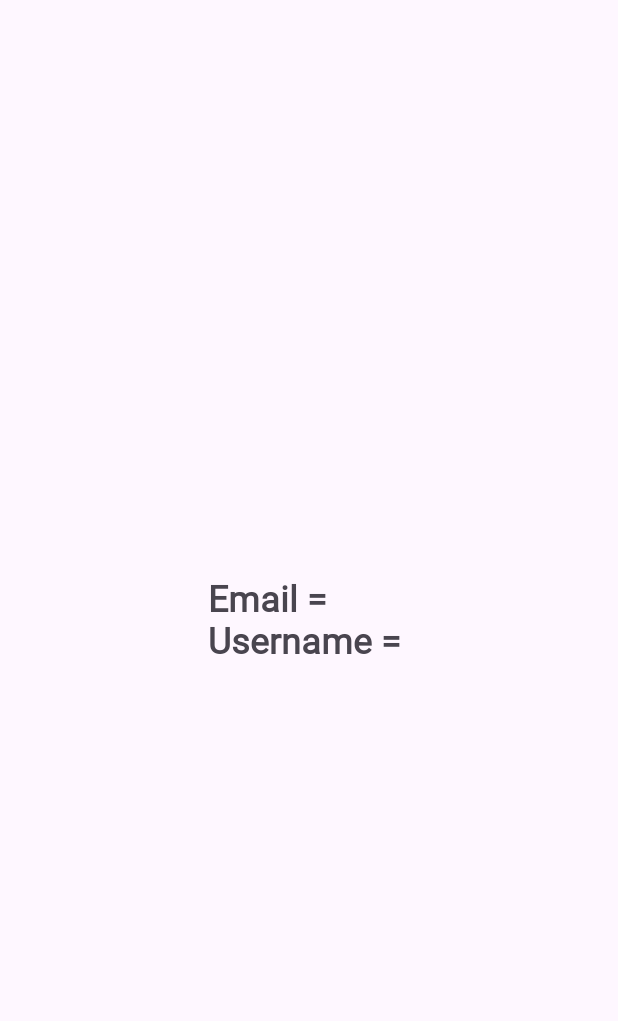
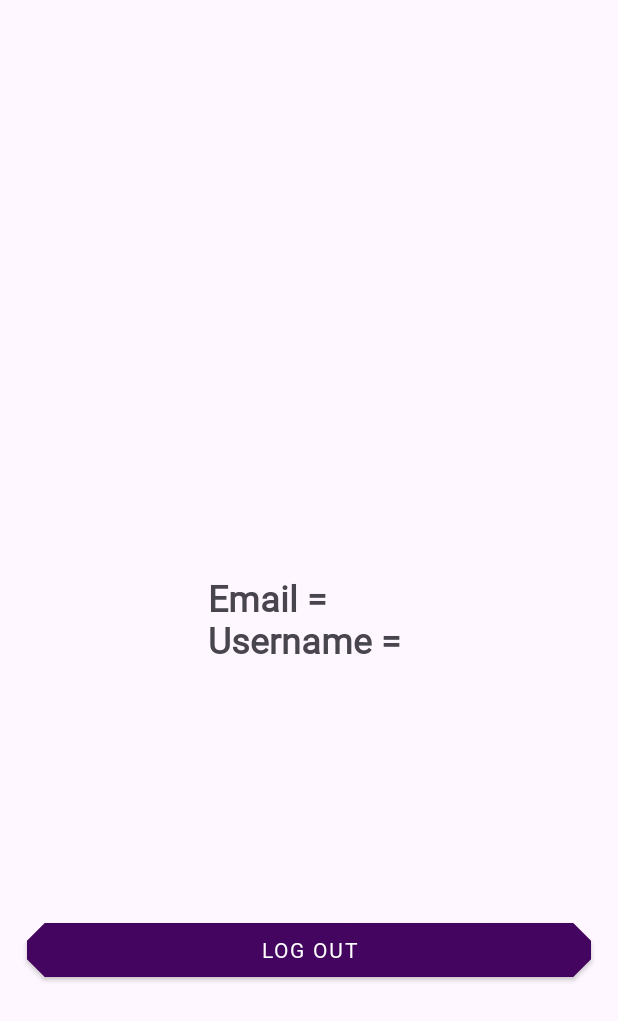
Before and after one commit to ashrvarr/WCare_App, an Android app: the screen it shows after launch once a user with an empty profile is signed in (MainActivity), on a phone screen of 412 x 824 dp. Shown: the top 1021 px of the screen. Run offline under Robolectric (Android 15) with nearby library versions, the phone set to English and light mode, and no system bars; our stand-ins replace Firebase (no records; nobody signed in at launch, a user with empty details on screens opened directly).

Commit message:
Log Out function

```diff
--- a/app/src/main/java/com/example/wcare/MainActivity.kt
+++ b/app/src/main/java/com/example/wcare/MainActivity.kt
@@ -1,6 +1,8 @@
 package com.example.wcare
 
+import android.content.Intent
 import android.os.Bundle
+import android.widget.Button
 import android.widget.TextView
 import androidx.activity.enableEdgeToEdge
 import androidx.appcompat.app.AppCompatActivity
@@ -21,13 +23,25 @@ class MainActivity : AppCompatActivity() {
 
         val displayTxt = findViewById<TextView>(R.id.displayTxt)
 
+        //Checking fetched data after log in
         val currentUser = FirebaseAuth.getInstance().currentUser
-
         if (currentUser != null){
             val email = currentUser.email
             val userName = currentUser.displayName
 
             displayTxt.text = ("Email = ${email}\nUsername = ${userName}")
         }
+
+        val logoutBtn = findViewById<Button>(R.id.logoutBtn)
+        logoutBtn.setOnClickListener {
+            // Logging Out tf
+            FirebaseAuth.getInstance().signOut()
+            val mainIntent = Intent(this,LoginActivity::class.java)
+            mainIntent.addFlags(Intent.FLAG_ACTIVITY_CLEAR_TASK)
+            mainIntent.addFlags(Intent.FLAG_ACTIVITY_NEW_TASK)
+            startActivity(mainIntent)
+            finish()
+        }
+
     }
 }
--- a/app/src/main/res/layout/activity_main.xml
+++ b/app/src/main/res/layout/activity_main.xml
@@ -19,17 +19,17 @@
         app:layout_constraintStart_toStartOf="parent"
         app:layout_constraintTop_toTopOf="parent" />
 
-<!--    <Button-->
-<!--        android:id="@+id/logoutBtn"-->
-<!--        style="@style/FillButton"-->
-<!--        android:layout_width="match_parent"-->
-<!--        android:layout_height="wrap_content"-->
-<!--        android:layout_marginHorizontal="18dp"-->
-<!--        android:backgroundTint="#440560"-->
-<!--        android:text="Log Out"-->
-<!--        app:layout_constraintBottom_toBottomOf="parent"-->
-<!--        app:layout_constraintEnd_toEndOf="parent"-->
-<!--        app:layout_constraintStart_toStartOf="parent"-->
-<!--        app:layout_constraintTop_toBottomOf="@+id/displayTxt" />-->
+    <Button
+        android:id="@+id/logoutBtn"
+        style="@style/FillButton"
+        android:layout_width="match_parent"
+        android:layout_height="wrap_content"
+        android:layout_marginHorizontal="18dp"
+        android:backgroundTint="#440560"
+        android:text="Log Out"
+        app:layout_constraintBottom_toBottomOf="parent"
+        app:layout_constraintEnd_toEndOf="parent"
+        app:layout_constraintStart_toStartOf="parent"
+        app:layout_constraintTop_toBottomOf="@+id/displayTxt" />
 
 </androidx.constraintlayout.widget.ConstraintLayout>
```
